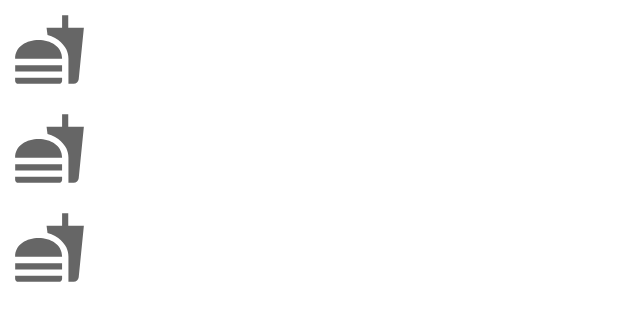
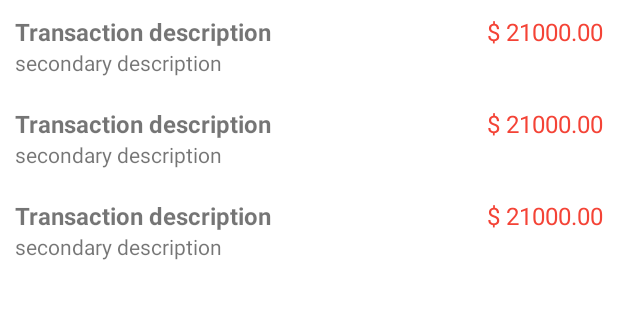
Before and after one commit to GlaucioOliveira/spendingcontrol, an Android app: the layout fragment_dashboard.xml on its own in the app's theme, with its tools: preview values and no code run, on a phone screen of 412 x 824 dp. Shown: the top 321 px of the screen. Run offline under Robolectric (Android 15) with nearby library versions, the phone set to English and light mode, and no system bars.

Commit message:
feat: redesign recycler view for history/dashboard transactions

```diff
--- a/app/src/main/java/com/goliveira/spendingcontrol/MainActivity.java
+++ b/app/src/main/java/com/goliveira/spendingcontrol/MainActivity.java
@@ -4,7 +4,6 @@ import android.os.Bundle;
 import android.util.Log;
 import android.view.MenuItem;
 
-import com.goliveira.spendingcontrol.ui.income.IncomeFragment;
 import com.google.android.material.bottomnavigation.BottomNavigationView;
 import com.google.firebase.auth.FirebaseAuth;
 import com.google.firebase.auth.FirebaseUser;
--- a/app/src/main/java/com/goliveira/spendingcontrol/interfaces/IExpenditure.java
+++ b/app/src/main/java/com/goliveira/spendingcontrol/interfaces/IExpenditure.java
@@ -13,6 +13,7 @@ public interface IExpenditure {
 
     String getRecyclerViewDescription();
 
+    String getCreatedAt();
+
     void save();
-
 }
--- a/app/src/main/res/layout/fragment_dashboard.xml
+++ b/app/src/main/res/layout/fragment_dashboard.xml
@@ -5,9 +5,8 @@
     android:layout_width="match_parent"
     android:layout_height="match_parent"
     tools:context=".ui.dashboard.DashboardFragment">
-
     <androidx.recyclerview.widget.RecyclerView
-        android:id="@+id/listaRegistros"
+        android:id="@+id/transactionsList"
         android:layout_width="match_parent"
         android:layout_height="match_parent"
         app:layout_constraintBottom_toBottomOf="parent"
--- a/app/src/main/res/layout/recycler_view_item.xml
+++ b/app/src/main/res/layout/recycler_view_item.xml
@@ -2,26 +2,47 @@
 <LinearLayout xmlns:android="http://schemas.android.com/apk/res/android"
     xmlns:app="http://schemas.android.com/apk/res-auto"
     xmlns:tools="http://schemas.android.com/tools"
-              android:orientation="horizontal"
-              android:padding="8dp"
-              android:layout_width="match_parent"
-              android:layout_height="wrap_content">
-
-  <ImageView
-      android:id="@+id/imageView1"
-      android:layout_width="50dp"
-      android:layout_height="50dp"
-      android:backgroundTintMode="screen"
-      android:visibility="visible"
-      app:srcCompat="@drawable/ic_baseline_fastfood_24"
-      tools:src="@drawable/ic_baseline_fastfood_24"
-      tools:visibility="visible" />
-
-  <TextView
-      android:id="@+id/recycler_view_item_text"
-      android:layout_width="wrap_content"
+    android:layout_width="match_parent"
+    android:layout_height="wrap_content"
+    android:orientation="vertical">
+  <LinearLayout
+      android:layout_width="match_parent"
       android:layout_height="wrap_content"
-      android:layout_gravity="center"
-      android:padding="5dp"
-      tools:text="@tools:sample/lorem" />
+      android:orientation="horizontal"
+      android:paddingLeft="10dp"
+      android:paddingTop="10dp"
+      android:paddingRight="10dp">
+    <TextView
+        android:id="@+id/transactionDescription"
+        android:layout_width="0dp"
+        android:layout_height="wrap_content"
+        android:layout_weight=".70"
+        android:text="Transaction description"
+        android:textAlignment="textStart"
+        android:textSize="16sp"
+        android:textStyle="bold" />
+    <TextView
+        android:id="@+id/transactionAmount"
+        android:layout_width="0dp"
+        android:layout_height="wrap_content"
+        android:layout_weight=".30"
+        android:text="$ 21000.00"
+        android:textAlignment="textEnd"
+        android:textColor="@color/expense_color"
+        android:textSize="16sp" />
+  </LinearLayout>
+  <LinearLayout
+      android:layout_width="match_parent"
+      android:layout_height="wrap_content"
+      android:orientation="horizontal"
+      android:paddingLeft="10dp"
+      android:paddingEnd="10dp"
+      android:paddingRight="10dp"
+      android:paddingBottom="10dp">
+    <TextView
+        android:id="@+id/secondaryDescription"
+        android:layout_width="wrap_content"
+        android:layout_height="wrap_content"
+        android:text="secondary description" />
+  </LinearLayout>
 </LinearLayout>
```
Also changed, not shown: app/src/main/java/com/goliveira/spendingcontrol/adapter/ExpenditureAdapter.java (+3 -4 lines), app/src/main/java/com/goliveira/spendingcontrol/ui/dashboard/DashboardFragment.java (+7 -16 lines), app/src/main/java/com/goliveira/spendingcontrol/ui/dashboard/DashboardViewModel.java (deleted, +0 -19 lines).
